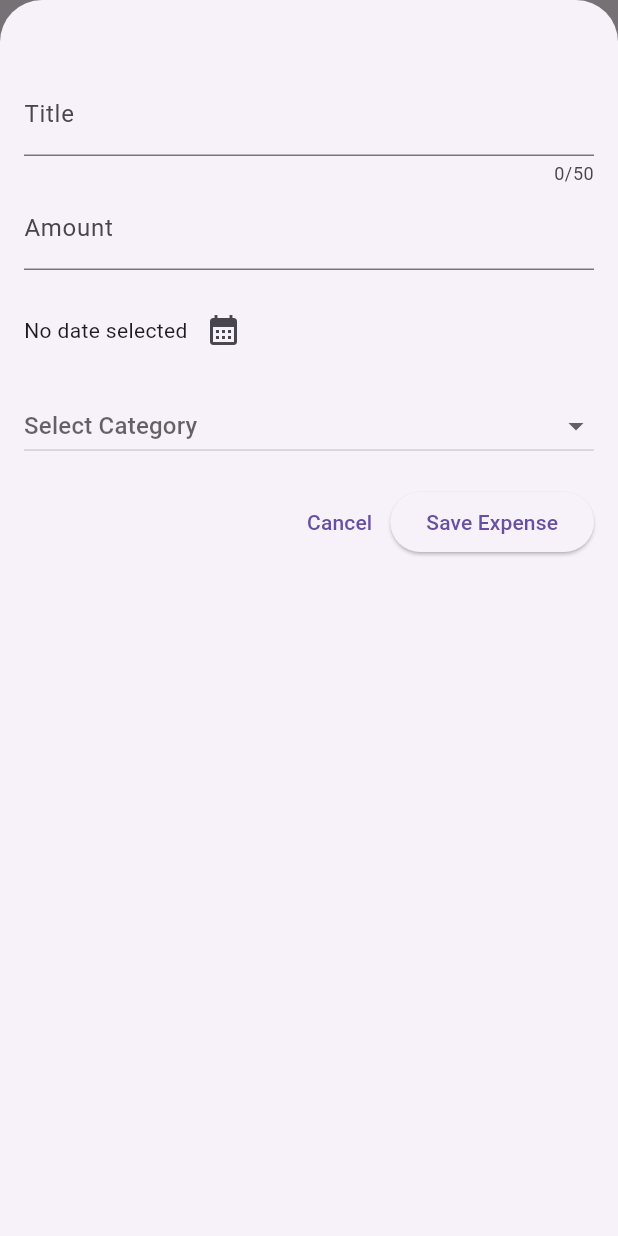
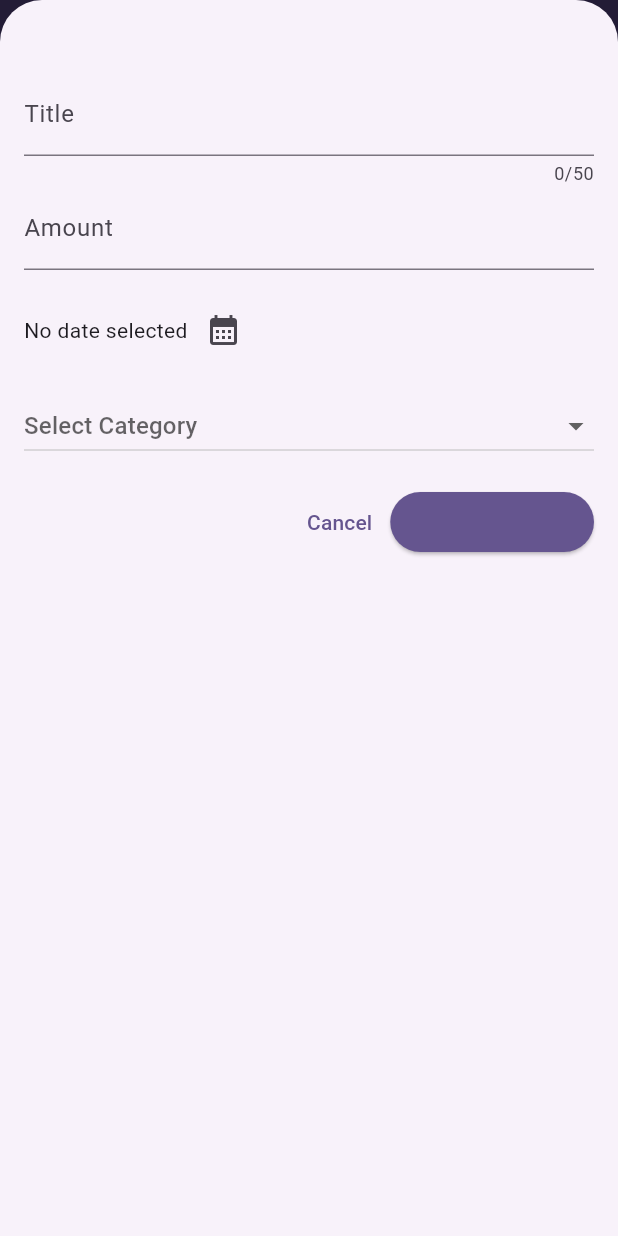
Before and after one commit to firaSE-16/Expense_Tracker_App, a Flutter app: the screen it shows after launch, after a tap on the "add" icon, on a phone screen of 412 x 824 dp. Run offline on Flutter 3.47's test engine with Material 3 defaults, Android fonts, the phone set to English and light mode, and no system bars.

Commit message:
char_added

```diff
--- a/lib/main.dart
+++ b/lib/main.dart
@@ -1,9 +1,37 @@
 import 'package:flutter/material.dart';
 import 'package:flutter_application_5/widgets/expenses.dart';
 
+var kColorScheme = ColorScheme.fromSeed(seedColor: const Color.fromARGB(255, 96, 59, 181));
+
+var kDarkColorScheme = ColorScheme.fromSeed(seedColor: const Color.fromARGB(255,5, 99, 125),
+brightness: Brightness.dark,);
+
 void main() {
   runApp( MaterialApp(
-    theme: ThemeData(useMaterial3:true),
+    darkTheme: ThemeData.dark().copyWith(
+      useMaterial3: true,
+      colorScheme: kDarkColorScheme
+    ),
+    theme: ThemeData(
+    ).copyWith(useMaterial3: true,
+    colorScheme: kColorScheme,
+    appBarTheme: const AppBarTheme().copyWith(
+      backgroundColor: kColorScheme.onPrimaryContainer,
+      foregroundColor: kColorScheme.primaryContainer
+
+    ),
+    cardTheme: const CardTheme().copyWith(
+      color:kColorScheme.secondaryContainer,
+      margin: const EdgeInsets.symmetric(horizontal: 16,vertical:8 )
+    ),
+    elevatedButtonTheme: ElevatedButtonThemeData(style:ElevatedButton.styleFrom(
+      backgroundColor: kColorScheme.primary
+    )),
+    textTheme: ThemeData().textTheme.copyWith(
+      titleLarge: TextStyle(fontWeight: FontWeight.normal, color: kColorScheme.onSecondaryContainer,fontSize:14)
+    )
+    ),
+    themeMode: ThemeMode.system,
     home: Expenses(),
   ));
 }
--- a/lib/models/expense.dart
+++ b/lib/models/expense.dart
@@ -32,3 +32,34 @@ class Expense {
     return formatter.format(date);
   }
 }
+
+class ExpenseBucket {
+  const ExpenseBucket({
+
+    required this.category,
+    required this.expenses
+  });
+
+ ExpenseBucket.forCategory(List<Expense> allExpenses,this.category): expenses=allExpenses.where((expense)=>expense.category==category).toList();
+
+
+
+
+
+  final Category category;
+  final List<Expense> expenses;
+
+  double get totalExpenses{
+    double sum = 0;
+    for (final expense in expenses){
+   sum += expense.amount;
+ } return sum;
+  }
+
+
+
+
+
+
+
+}
--- /dev/null
+++ b/lib/widgets/chart/chart.dart
@@ -0,0 +1,95 @@
+import 'package:flutter/material.dart';
+
+import 'package:flutter_application_5/widgets/chart/chart_bar.dart';
+import 'package:flutter_application_5/models/expense.dart';
+
+class Chart extends StatelessWidget {
+  const Chart({super.key, required this.expenses});
+
+  final List<Expense> expenses;
+
+  List<ExpenseBucket> get buckets {
+    return [
+      ExpenseBucket.forCategory(expenses, Category.food),
+      ExpenseBucket.forCategory(expenses, Category.leisure),
+      ExpenseBucket.forCategory(expenses, Category.travel),
+      ExpenseBucket.forCategory(expenses, Category.work),
+    ];
+  }
+
+  double get maxTotalExpense {
+    double maxTotalExpense = 0;
+
+    for (final bucket in buckets) {
+      if (bucket.totalExpenses > maxTotalExpense) {
+        maxTotalExpense = bucket.totalExpenses;
+      }
+    }
+
+    return maxTotalExpense;
+  }
+
+  @override
+  Widget build(BuildContext context) {
+    final isDarkMode =
+        MediaQuery.of(context).platformBrightness == Brightness.dark;
+    return Container(
+      margin: const EdgeInsets.all(16),
+      padding: const EdgeInsets.symmetric(
+        vertical: 16,
+        horizontal: 8,
+      ),
+      width: double.infinity,
+      height: 180,
+      decoration: BoxDecoration(
+        borderRadius: BorderRadius.circular(8),
+        gradient: LinearGradient(
+          colors: [
+            Theme.of(context).colorScheme.primary.withOpacity(0.3),
+            Theme.of(context).colorScheme.primary.withOpacity(0.0)
+          ],
+          begin: Alignment.bottomCenter,
+          end: Alignment.topCenter,
+        ),
+      ),
+      child: Column(
+        children: [
+          Expanded(
+            child: Row(
+              crossAxisAlignment: CrossAxisAlignment.end,
+              children: [
+                for (final bucket in buckets) // alternative to map()
+                  ChartBar(
+                    fill: bucket.totalExpenses == 0
+                        ? 0
+                        : bucket.totalExpenses / maxTotalExpense,
+                  )
+              ],
+            ),
+          ),
+          const SizedBox(height: 12),
+          Row(
+            children: buckets
+                .map(
+                  (bucket) => Expanded(
+                    child: Padding(
+                      padding: const EdgeInsets.symmetric(horizontal: 4),
+                      child: Icon(
+                        CategoryIcons[bucket.category],
+                        color: isDarkMode
+                            ? Theme.of(context).colorScheme.secondary
+                            : Theme.of(context)
+                                .colorScheme
+                                .primary
+                                .withOpacity(0.7),
+                      ),
+                    ),
+                  ),
+                )
+                .toList(),
+          )
+        ],
+      ),
+    );
+  }
+}
--- /dev/null
+++ b/lib/widgets/chart/chart_bar.dart
@@ -0,0 +1,34 @@
+import 'package:flutter/material.dart';
+
+class ChartBar extends StatelessWidget {
+  const ChartBar({
+    super.key,
+    required this.fill,
+  });
+
+  final double fill;
+
+  @override
+  Widget build(BuildContext context) {
+    final isDarkMode =
+        MediaQuery.of(context).platformBrightness == Brightness.dark;
+    return Expanded(
+      child: Padding(
+        padding: const EdgeInsets.symmetric(horizontal: 4),
+        child: FractionallySizedBox(
+          heightFactor: fill,
+          child: DecoratedBox(
+            decoration: BoxDecoration(
+              shape: BoxShape.rectangle,
+              borderRadius:
+                  const BorderRadius.vertical(top: Radius.circular(8)),
+              color: isDarkMode
+                  ? Theme.of(context).colorScheme.secondary
+                  : Theme.of(context).colorScheme.primary.withOpacity(0.65),
+            ),
+          ),
+        ),
+      ),
+    );
+  }
+}
--- a/lib/widgets/expenses.dart
+++ b/lib/widgets/expenses.dart
@@ -1,5 +1,6 @@
 import 'package:flutter/material.dart';
 import 'package:flutter_application_5/models/expense.dart';
+import 'package:flutter_application_5/widgets/chart/chart.dart';
 import 'package:flutter_application_5/widgets/explenses_list/expense_item.dart';
 import 'package:flutter_application_5/widgets/explenses_list/expenses_list.dart';
 import 'package:flutter_application_5/widgets/new_expense.dart';
@@ -20,14 +21,27 @@ class _ExpensesState extends State<Expenses> {
  void _openAddExpenseOverlay() {
   showModalBottomSheet(
     context: context,
-    isScrollControlled: true, // Ensures the modal sheet is fully interactive
+    isScrollControlled: true,
     builder: (ctx) =>  NewExpense(onAddExpense: _addNewExpense,),
   );
 }
 void _removedExpense(Expense expense) {
+  final expenseIndex = _expenses.indexOf(expense);
   setState((){
     _expenses.remove(expense);
   });
+  ScaffoldMessenger.of(context).clearSnackBars();
+  ScaffoldMessenger.of(context).showSnackBar(SnackBar(
+    duration: const Duration(seconds: 3),
+    content: const Text('Expense deleted.'),
+    action:SnackBarAction(label: 'Undo', onPressed: () {
+      setState((){
+        _expenses.insert(expenseIndex,expense);
+      });
+    }) ,
+    )
+
+    );
 
 
 }
@@ -41,6 +55,14 @@ void _removedExpense(Expense expense) {
 
   @override
   Widget build(BuildContext context) {
+    Widget mainContent = const Center(child: Text('No expense found. Start adding some!'));
+
+  if(_expenses.isNotEmpty){
+    mainContent = Expanded(child: ExpensesList(expenses: _expenses,onRemoveExpense: _removedExpense,));
+
+  }
+
+
     return Scaffold(
       appBar: AppBar(
         title: const Text('Flutter Expense Tracker'),
@@ -53,8 +75,9 @@ void _removedExpense(Expense expense) {
       ),
       body: Column(
         children: [
-          const Text('The chart'), // Placeholder for future chart
-          Expanded(child: ExpensesList(expenses: _expenses,onRemoveExpense: _removedExpense,)),
+          Chart(expenses: _expenses),
+          mainContent,
+
         ],
       ),
     );
--- a/lib/widgets/explenses_list/expenses_list.dart
+++ b/lib/widgets/explenses_list/expenses_list.dart
@@ -5,9 +5,6 @@ import 'package:flutter_application_5/widgets/explenses_list/expense_item.dart';
 
 class ExpensesList extends StatelessWidget {
   const ExpensesList({super.key, required this.expenses, required this.onRemoveExpense});
-
-
-
 
   final List<Expense> expenses;
   final void Function(Expense expense) onRemoveExpense;
@@ -23,7 +20,7 @@ class ExpensesList extends StatelessWidget {
           onRemoveExpense(expenses[index]);
         }
         ,key: ValueKey(expenses[index]),
-        child:  ExpenseItem(expenses[index])),
+         child:  ExpenseItem(expenses[index])),
     );
   }
 }
--- a/lib/widgets/new_expense.dart
+++ b/lib/widgets/new_expense.dart
@@ -81,6 +81,7 @@ class _NewExpenseState extends State<NewExpense> {
     return Padding(
       padding: const EdgeInsets.fromLTRB(16,48,16,16),
       child: Column(
+
         children: [
           TextField(
             controller: _titleController,
```
